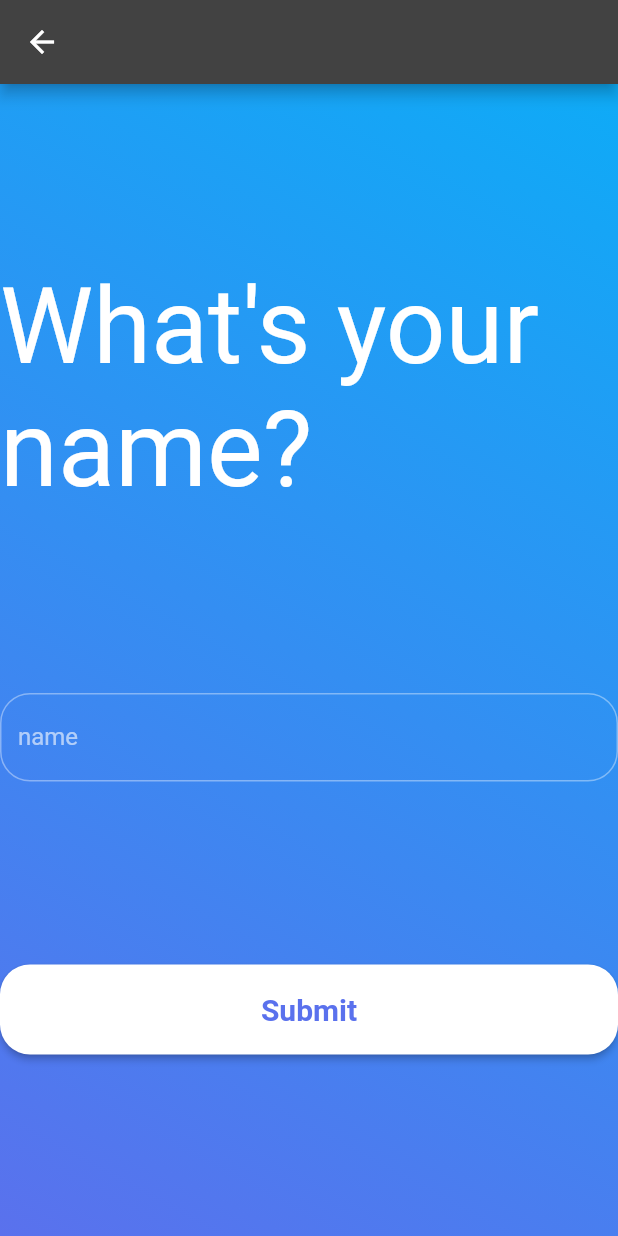
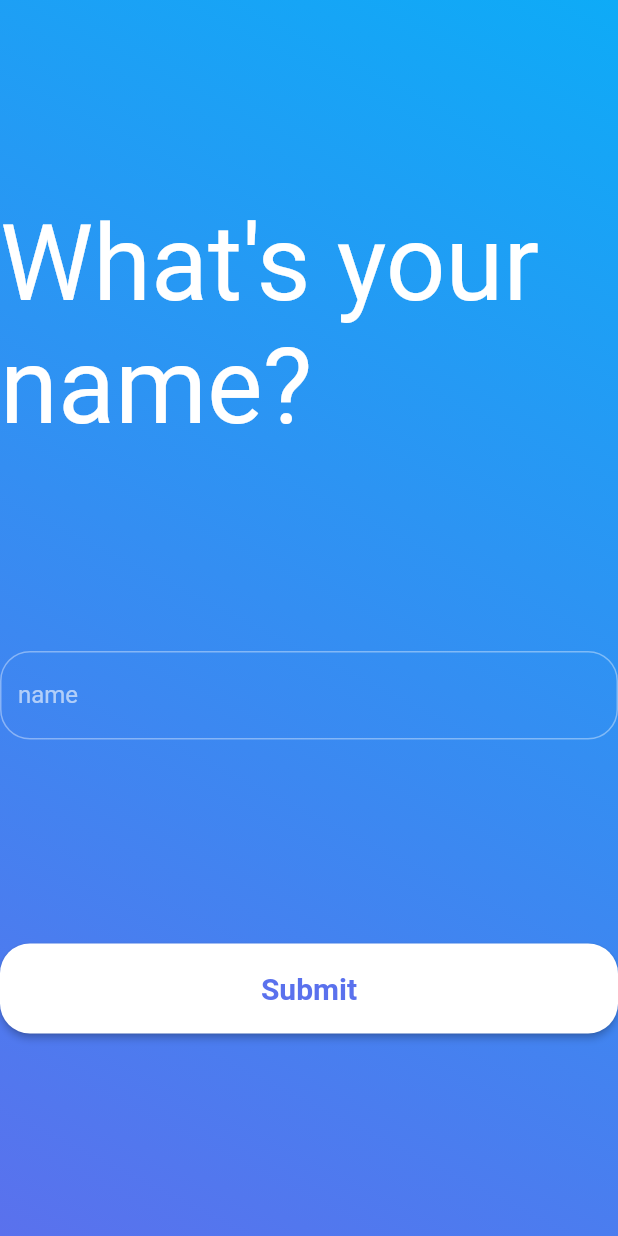
Before and after one commit to GuyNoimark/where-is-efi, a Flutter app: the screen it shows after launch, after a tap on "Let's Begin", on a phone screen of 412 x 824 dp. Run offline on Flutter 3.47's test engine with Material 2 defaults, Android fonts, the phone set to English and light mode, and no system bars; missing offline and left inert: dart:html.

Commit message:
Removed appBar.

```diff
--- a/lib/widgets/Button.dart
+++ b/lib/widgets/Button.dart
@@ -23,7 +23,6 @@ class Button extends StatelessWidget {
               context,
               MaterialPageRoute(
                   builder: (final BuildContext context) => Scaffold(
-                        appBar: AppBar(title: Text("")),
                         body: nextScreen,
                       )));
         },
```
